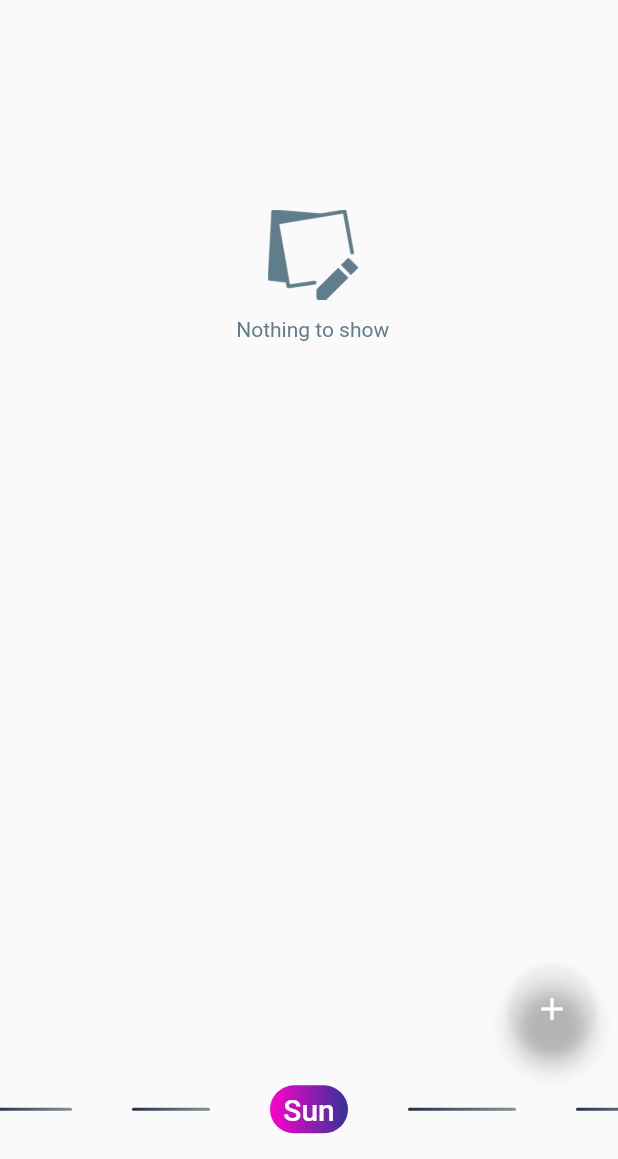
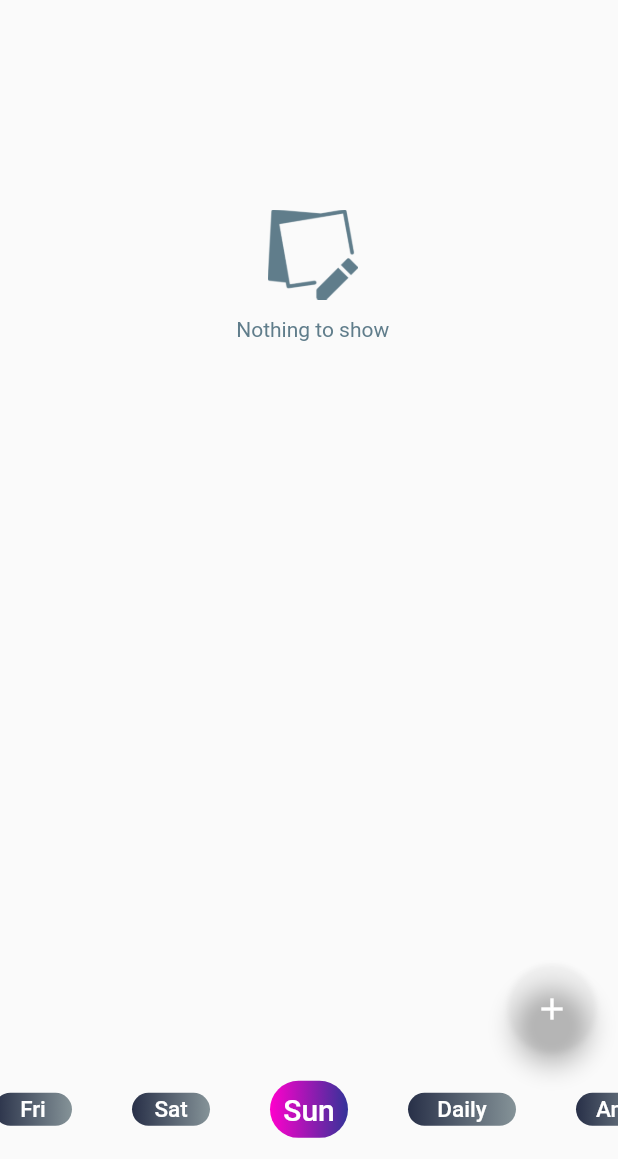
Before and after one commit to aswinmurali-io/whatsmytodaystasks, a Flutter app: the screen it shows after launch, on a phone screen of 412 x 824 dp, the part 77-1236 px from its top. Run offline on Flutter 3.47's test engine with Material 2 defaults, Android fonts, the phone set to English and light mode, and no system bars; drawn by our look-alikes of gradient_widgets, pull_to_refresh; our stand-ins replace circular_check_box, cloud_firestore, firebase_auth, flutter_signin_button, google_sign_in, jiffy and 2 more; missing offline and left inert: flutter_animator, flutter_gradient_colors; accounts and stored records are empty; statements that could not run were skipped.

Commit message:
task text center aligned with smaller check box in card

```diff
--- a/lib/card_design.dart
+++ b/lib/card_design.dart
@@ -163,8 +163,8 @@ Widget taskCard(Map userTasks, String task, StateSetter setStateFromTaskView, dy
                               style: TextStyle(color: Colors.white),
                             ),
                           ),
-                        if (userTasks[task]['description'] == null || userTasks[task]['description'] == '')
-                          Padding(padding: const EdgeInsets.fromLTRB(0, 10, 0, 0)),
+                        //if (userTasks[task]['description'] == null || userTasks[task]['description'] == '')
+                        //  Container(),
                         // hide time label if task has no deadline
                         if ((userTasks[task]['time'] != "Any Time" && userTasks[task]['endtime'] != "Any Time") ||
                             userTasks[task]['time'] != "Any Time" ||
@@ -239,7 +239,7 @@ Widget taskCard(Map userTasks, String task, StateSetter setStateFromTaskView, dy
                     child: Padding(
                       padding: const EdgeInsets.fromLTRB(5, 0, 15, 0),
                       child: Transform.scale(
-                        scale: (kIsWeb) ? 1 : 2,
+                        scale: (kIsWeb) ? 1 : 1.5,
                         child: CircularCheckBox(
                             checkColor: Colors.blueGrey, // color of tick Mark
                             activeColor: Colors.white,
--- a/lib/mytask_view.dart
+++ b/lib/mytask_view.dart
@@ -23,7 +23,7 @@ class TaskView extends StatefulWidget {
 
 class _TaskViewState extends State<TaskView> with SingleTickerProviderStateMixin, WidgetsBindingObserver {
   TabController _tabController;
-  double _currentWeekTabSize = 10.0;
+  double _currentWeekTabSize = 30.0;
   String _currentWeek = Jiffy(DateTime.now()).EEEE;
   final _totalTabs = 10;
   int _uniqueColorIndex;
--- a/lib/tasks_dialog.dart
+++ b/lib/tasks_dialog.dart
@@ -162,7 +162,7 @@ class _TaskDialogState extends State<TaskDialog> {
   build(BuildContext context) {
     return AnnotatedRegion<SystemUiOverlayStyle>(
       value: SystemUiOverlayStyle(
-          statusBarColor: Colors.transparent,
+          statusBarColor: Colors.blueGrey,
           statusBarIconBrightness: Brightness.light,
           systemNavigationBarColor: Colors.white,
           systemNavigationBarDividerColor: Colors.transparent,
```
